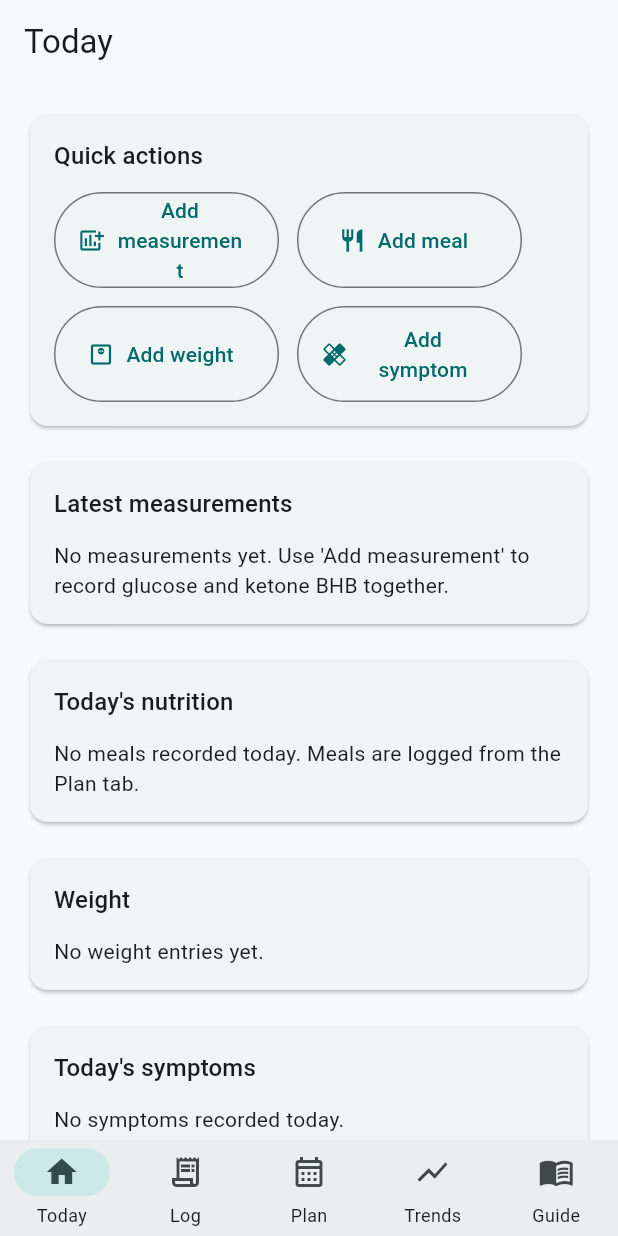
After one commit to XPersPective/n-keto-tracker, a Flutter app: the TodayPage screen opened by its route, on a phone screen of 412 x 824 dp. The commit adds this screen. Run offline on Flutter 3.47's test engine with Material 3 defaults, Android fonts, the phone set to English and light mode, and no system bars; our stand-ins replace drift, fl_chart, flutter_riverpod, flutter_secure_storage, go_router; accounts and stored records are empty; generated files the repository leaves out were written again.

Commit message:
feat(T14): Bugün ekranı — 4 hızlı eylem (≤3 dokunuş), son ölçüm kartı, boş durumlar; Aşama 2 A3 denetimi (84 test)

```diff
--- a/lib/app/l10n/app_en.arb
+++ b/lib/app/l10n/app_en.arb
@@ -187,5 +187,40 @@
   },
   "@bandsDisclaimer": {
     "description": "Permanent band disclaimer text (MASTER 6.4)."
+  },
+  "todayQuickActions": "Quick actions",
+  "todayAddMeasurement": "Add measurement",
+  "todayAddMeal": "Add meal",
+  "todayAddWeight": "Add weight",
+  "todayAddSymptom": "Add symptom",
+  "todayLatestTitle": "Latest measurements",
+  "todayLatestEmpty": "No measurements yet. Use 'Add measurement' to record glucose and ketone BHB together.",
+  "todayNutritionTitle": "Today's nutrition",
+  "todayNutritionEmpty": "No meals recorded today. Meals are logged from the Plan tab.",
+  "todayWeightTitle": "Weight",
+  "todayWeightEmpty": "No weight entries yet.",
+  "todaySymptomsTitle": "Today's symptoms",
+  "todaySymptomsEmpty": "No symptoms recorded today.",
+  "todayPlansTitle": "Planned meals",
+  "todayPlansEmpty": "No meal plan for today.",
+  "comingSoonTitle": "Coming in an upcoming update",
+  "comingSoonBody": "This entry form is being built. You can follow progress in the project repository.",
+  "@todayQuickActions": {
+    "description": "Quick actions section heading (MASTER 5.1)."
+  },
+  "@todayLatestEmpty": {
+    "description": "Empty state for latest measurements."
+  },
+  "@todayNutritionEmpty": {
+    "description": "Empty state for daily nutrition totals."
+  },
+  "@todayWeightEmpty": {
+    "description": "Empty state for weight."
+  },
+  "@todaySymptomsEmpty": {
+    "description": "Empty state for symptoms."
+  },
+  "@todayPlansEmpty": {
+    "description": "Empty state for planned meals."
   }
 }
--- a/lib/app/l10n/app_tr.arb
+++ b/lib/app/l10n/app_tr.arb
@@ -117,5 +117,40 @@
   },
   "@bandsDisclaimer": {
     "description": "Permanent band disclaimer text (MASTER 6.4)."
+  },
+  "todayQuickActions": "Hızlı eylemler",
+  "todayAddMeasurement": "Ölçüm ekle",
+  "todayAddMeal": "Öğün ekle",
+  "todayAddWeight": "Ağırlık ekle",
+  "todayAddSymptom": "Semptom ekle",
+  "todayLatestTitle": "Son ölçümler",
+  "todayLatestEmpty": "Henüz ölçüm yok. Glukoz ve kan ketonu BHB'yi birlikte kaydetmek için 'Ölçüm ekle'yi kullanın.",
+  "todayNutritionTitle": "Bugünün besinleri",
+  "todayNutritionEmpty": "Bugün kayıtlı öğün yok. Öğünler Plan sekmesinden girilir.",
+  "todayWeightTitle": "Ağırlık",
+  "todayWeightEmpty": "Henüz ağırlık kaydı yok.",
+  "todaySymptomsTitle": "Bugünün semptomları",
+  "todaySymptomsEmpty": "Bugün kayıtlı semptom yok.",
+  "todayPlansTitle": "Planlı öğünler",
+  "todayPlansEmpty": "Bugün için öğün planı yok.",
+  "comingSoonTitle": "Yakındaki bir güncellemede",
+  "comingSoonBody": "Bu giriş formu geliştiriliyor. İlerlemeyi proje deposundan izleyebilirsiniz.",
+  "@todayQuickActions": {
+    "description": "Quick actions section heading (MASTER 5.1)."
+  },
+  "@todayLatestEmpty": {
+    "description": "Empty state for latest measurements."
+  },
+  "@todayNutritionEmpty": {
+    "description": "Empty state for daily nutrition totals."
+  },
+  "@todayWeightEmpty": {
+    "description": "Empty state for weight."
+  },
+  "@todaySymptomsEmpty": {
+    "description": "Empty state for symptoms."
+  },
+  "@todayPlansEmpty": {
+    "description": "Empty state for planned meals."
   }
 }
--- /dev/null
+++ b/lib/features/dashboard/today_page.dart
@@ -0,0 +1,171 @@
+import 'package:flutter/material.dart';
+import 'package:flutter_riverpod/flutter_riverpod.dart';
+import 'package:go_router/go_router.dart';
+
+import '../../app/l10n/generated/app_localizations.dart';
+import '../measurements/log_view_model.dart';
+
+/// Bugün ekranı (MASTER_PROMPT §5.1): son ölçümler, günlük toplamlar,
+/// hızlı eylemler (≤3 dokunuş), tıbbi-olmayan alt bilgisi. Öğün toplamları
+/// T16'dan, ağırlık T22'den, semptom T23'ten, planlı öğünler T20'den
+/// dolar; o ana kadar dürüst boş durumlar.
+class TodayPage extends ConsumerWidget {
+  const TodayPage({super.key});
+
+  @override
+  Widget build(BuildContext context, WidgetRef ref) {
+    final l10n = AppLocalizations.of(context)!;
+    final timeline = ref.watch(timelineProvider);
+
+    return Scaffold(
+      appBar: AppBar(title: Text(l10n.navToday)),
+      body: ListView(
+        padding: const EdgeInsets.all(16),
+        children: [
+          _Section(title: l10n.todayQuickActions, child: _QuickActions()),
+          const SizedBox(height: 16),
+          _Section(
+            title: l10n.todayLatestTitle,
+            child: timeline.when(
+              loading: () => const Center(child: CircularProgressIndicator()),
+              error: (e, _) => Text(l10n.todayLatestEmpty),
+              data: (list) {
+                final latest = list
+                    .whereType<MeasurementTimelineEntry>()
+                    .take(1)
+                    .toList();
+                if (latest.isEmpty) {
+                  return Text(l10n.todayLatestEmpty);
+                }
+                final e = latest.first;
+                return Column(
+                  crossAxisAlignment: CrossAxisAlignment.start,
+                  children: [
+                    Text(
+                      'GKI ${e.gki.toStringAsFixed(1)} · '
+                      '${e.glucoseMmolL.toStringAsFixed(1)} mmol/L · '
+                      '${e.bhbMmolL.toStringAsFixed(1)} mmol/L',
+                    ),
+                    const SizedBox(height: 4),
+                    Text(
+                      e.matchKind == 'simultaneous'
+                          ? l10n.logMatchSimultaneous
+                          : l10n.logMatchApproximate,
+                      style: Theme.of(context).textTheme.bodySmall,
+                    ),
+                  ],
+                );
+              },
+            ),
+          ),
+          const SizedBox(height: 16),
+          _Section(
+            title: l10n.todayNutritionTitle,
+            child: Text(l10n.todayNutritionEmpty),
+          ),
+          const SizedBox(height: 16),
+          _Section(
+            title: l10n.todayWeightTitle,
+            child: Text(l10n.todayWeightEmpty),
+          ),
+          const SizedBox(height: 16),
+          _Section(
+            title: l10n.todaySymptomsTitle,
+            child: Text(l10n.todaySymptomsEmpty),
+          ),
+          const SizedBox(height: 16),
+          _Section(
+            title: l10n.todayPlansTitle,
+            child: Text(l10n.todayPlansEmpty),
+          ),
+          const SizedBox(height: 24),
+          Text(
+            l10n.generalInfoDisclaimer,
+            style: Theme.of(context).textTheme.bodySmall,
+            textAlign: TextAlign.center,
+          ),
+        ],
+      ),
+    );
+  }
+}
+
+class _Section extends StatelessWidget {
+  const _Section({required this.title, required this.child});
+
+  final String title;
+  final Widget child;
+
+  @override
+  Widget build(BuildContext context) {
+    return Card(
+      child: Padding(
+        padding: const EdgeInsets.all(16),
+        child: Column(
+          crossAxisAlignment: CrossAxisAlignment.start,
+          children: [
+            Text(title, style: Theme.of(context).textTheme.titleMedium),
+            const SizedBox(height: 12),
+            child,
+          ],
+        ),
+      ),
+    );
+  }
+}
+
+/// 4 hızlı eylem: ana ekrandan tek dokunuşta ilgili forma gider
+/// (≤3 dokunuş şartının ilk adımı).
+class _QuickActions extends StatelessWidget {
+  @override
+  Widget build(BuildContext context) {
+    final l10n = AppLocalizations.of(context)!;
+    return Wrap(
+      spacing: 12,
+      runSpacing: 12,
+      children: [
+        _Action(
+          icon: Icons.add_chart,
+          label: l10n.todayAddMeasurement,
+          route: '/log/session',
+        ),
+        _Action(
+          icon: Icons.restaurant,
+          label: l10n.todayAddMeal,
+          route: '/meals/new',
+        ),
+        _Action(
+          icon: Icons.monitor_weight_outlined,
+          label: l10n.todayAddWeight,
+          route: '/weight/new',
+        ),
+        _Action(
+          icon: Icons.healing,
+          label: l10n.todayAddSymptom,
+          route: '/symptoms/new',
+        ),
+      ],
+    );
+  }
+}
+
+class _Action extends StatelessWidget {
+  const _Action({required this.icon, required this.label, required this.route});
+
+  final IconData icon;
+  final String label;
+  final String route;
+
+  @override
+  Widget build(BuildContext context) {
+    return SizedBox(
+      width: 150,
+      height: 64,
+      child: OutlinedButton.icon(
+        icon: Icon(icon),
+        label: Text(label, textAlign: TextAlign.center),
+        onPressed: () => context.push(route),
+      ),
+    );
+  }
+}
```
Also changed, not shown: lib/app/router.dart (+48 -3 lines), 3 other files.
